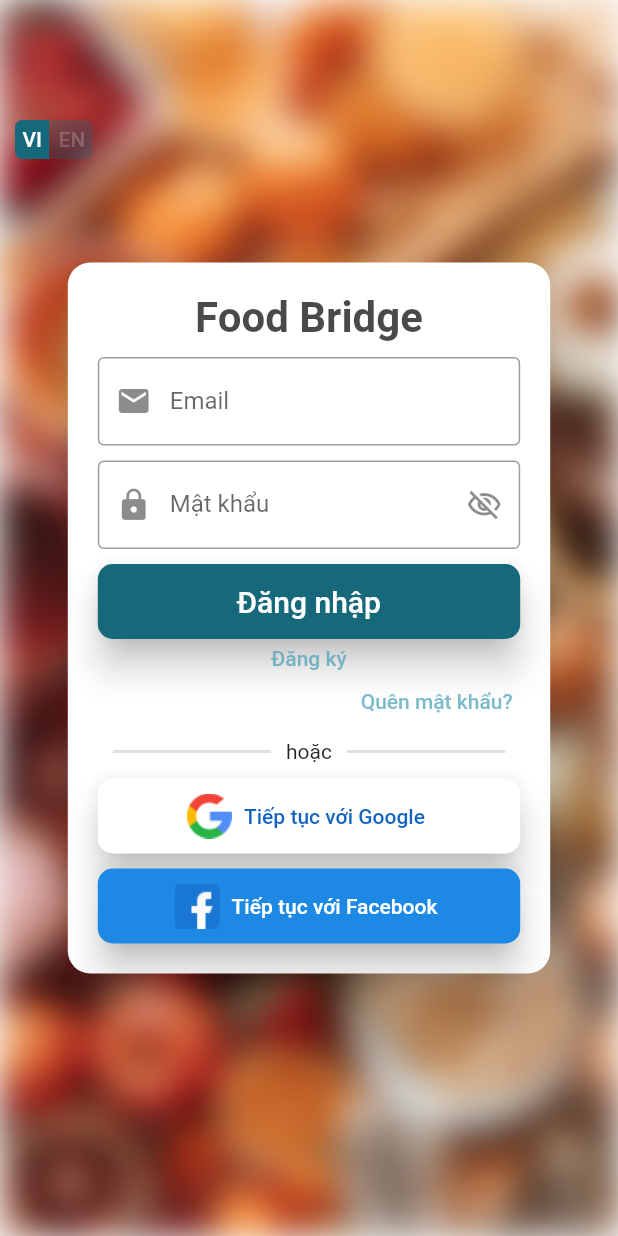
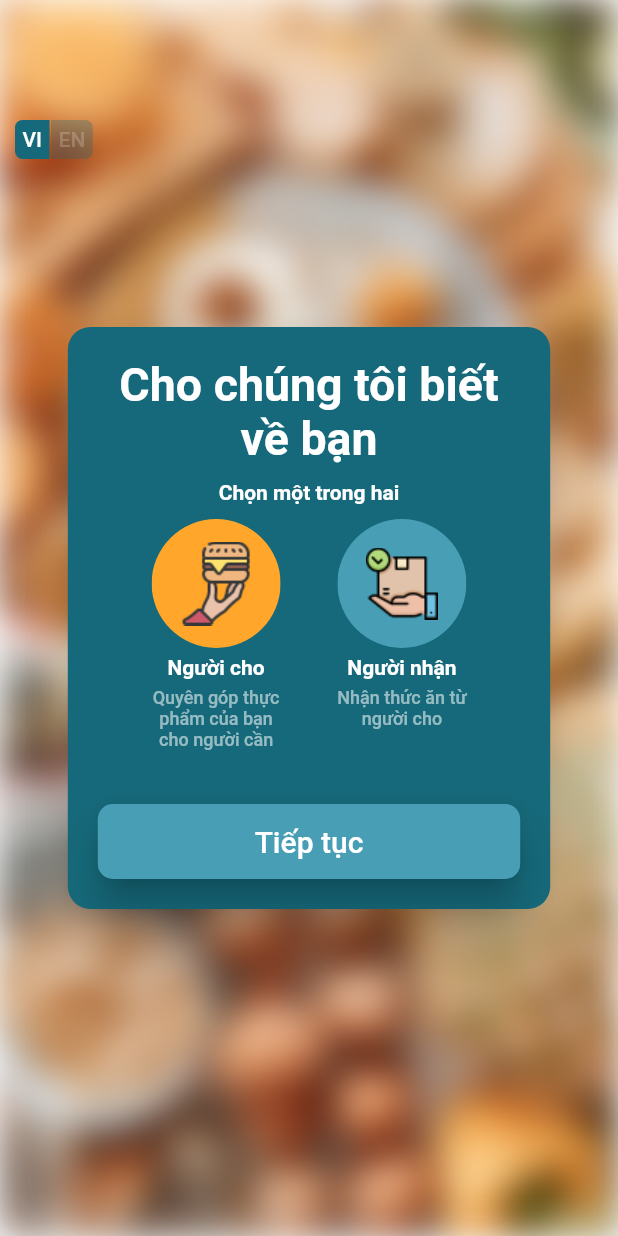
Before and after one commit to ShikamaruBH/FoodBridge, a Flutter app: the screen it shows after launch, on a phone screen of 412 x 824 dp. Run offline on Flutter 3.47's test engine with Material 2 defaults, Android fonts, the phone set to English and light mode, and no system bars; drawn by our look-alikes of flutter_form_builder; our stand-ins replace firebase_auth, firebase_core, form_builder_validators, shared_preferences; accounts and stored records are empty.

Commit message:
Role selection screen

```diff
--- /dev/null
+++ b/lib/controller/rolebuttoncontroller.dart
@@ -0,0 +1,17 @@
+import 'package:flutter/material.dart';
+
+class RoleButtonController extends ChangeNotifier {
+  static final RoleButtonController _instance =
+      RoleButtonController._internal();
+  String currentRole = 'donor';
+  RoleButtonController._internal();
+
+  factory RoleButtonController() {
+    return _instance;
+  }
+
+  void setRole(String role) {
+    currentRole = role;
+    notifyListeners();
+  }
+}
--- a/lib/main.dart
+++ b/lib/main.dart
@@ -1,6 +1,7 @@
 import 'package:flutter/material.dart';
 import 'package:food_bridge/controller/firebasecontroller.dart';
-import 'package:food_bridge/view/login.dart';
+import 'package:food_bridge/view/chooserole.dart';
+// import 'package:food_bridge/view/login.dart';
 
 void main() async {
   WidgetsFlutterBinding.ensureInitialized();
@@ -21,7 +22,7 @@ class MyApp extends StatelessWidget {
           secondary: const Color(0xff489FB5),
         ),
       ),
-      home: LoginPage(),
+      home: ChooseRoleScreen(),
     );
   }
 }
--- a/lib/model/designmanagement.dart
+++ b/lib/model/designmanagement.dart
@@ -2,8 +2,10 @@ import 'package:flutter/material.dart';
 import 'package:food_bridge/controller/localizationcontroller.dart';
 
 class ColorManagement {
-  static final titleColor = Colors.black.withOpacity(0.71);
-  static final descriptionColor = Colors.black.withOpacity(0.55);
+  static final titleColorDark = Colors.black.withOpacity(0.71);
+  static final descriptionColorDark = Colors.black.withOpacity(0.55);
+  static final descriptionColorLight = Colors.white.withOpacity(0.55);
+  static const selectedColor = Color(0xffFFA62B);
   static const materialStateWhite = MaterialStatePropertyAll(Colors.white);
   static final materialStateWhiteInactive =
       MaterialStatePropertyAll(Colors.white.withOpacity(0.2));
@@ -11,13 +13,18 @@ class ColorManagement {
 
 class StyleManagement {
   static final titleTextStyle = TextStyle(
-    color: ColorManagement.titleColor,
+    color: ColorManagement.titleColorDark,
     fontSize: 28,
     fontWeight: FontWeight.bold,
   );
-  static final descriptionTextStyle = TextStyle(
-    color: ColorManagement.descriptionColor,
+  static final descriptionTextStyleDark = TextStyle(
+    color: ColorManagement.descriptionColorDark,
     fontSize: 18,
+    fontWeight: FontWeight.w500,
+  );
+  static final descriptionTextStyleLight = TextStyle(
+    color: ColorManagement.descriptionColorLight,
+    fontSize: 12,
     fontWeight: FontWeight.w500,
   );
   static final textButtonStyle = TextButton.styleFrom(
--- a/lib/model/localizations.dart
+++ b/lib/model/localizations.dart
@@ -67,6 +67,34 @@ Map<String, dynamic> appLocalizations = {
     "en": "Error",
     "vi": "Lỗi",
   },
+  "choose-role-title": {
+    "en": "Tell us about you",
+    "vi": "Cho chúng tôi biết về bạn",
+  },
+  "choose-role-description": {
+    "en": "Choose one",
+    "vi": "Chọn một trong hai",
+  },
+  "next-button-title": {
+    "en": "Next",
+    "vi": "Tiếp tục",
+  },
+  "donor-text": {
+    "en": "Donor",
+    "vi": "Người cho",
+  },
+  "donor-description": {
+    "en": "Donate your food for needy",
+    "vi": "Quyên góp thực phẩm của bạn cho người cần",
+  },
+  "recipient-text": {
+    "en": "Recipient",
+    "vi": "Người nhận",
+  },
+  "recipient-description": {
+    "en": "Receive food from Donor",
+    "vi": "Nhận thức ăn từ người cho",
+  },
   "forgot-password-title": {
     "en": "Forgot password?",
     "vi": "Quên mật khẩu?",
--- /dev/null
+++ b/lib/view/chooserole.dart
@@ -0,0 +1,188 @@
+import 'dart:ui';
+
+import 'package:flutter/material.dart';
+import 'package:flutter_form_builder/flutter_form_builder.dart';
+import 'package:food_bridge/controller/authcontroller.dart';
+import 'package:food_bridge/controller/localizationcontroller.dart';
+import 'package:food_bridge/model/designmanagement.dart';
+import 'package:food_bridge/view/dialogs.dart';
+import 'package:food_bridge/view/languageswitch.dart';
+import 'package:food_bridge/view/roleselectcolumn.dart';
+import 'package:provider/provider.dart';
+
+class ChooseRoleScreen extends StatelessWidget {
+  final _formKey = GlobalKey<FormBuilderState>();
+  ChooseRoleScreen({super.key});
+
+  void next(context) {
+    _formKey.currentState!.save();
+    if (_formKey.currentState!.validate()) {
+      Map<String, dynamic> data = _formKey.currentState!.value;
+      showDialog(
+        barrierDismissible: false,
+        context: context,
+        builder: (context) => const LoadingDialog(),
+      );
+      AuthController().register({
+        "fullname": data["fullname"].trim(),
+        "email": data["email"].trim(),
+        "password": data["password"].trim(),
+      }).then((result) {
+        Navigator.pop(context);
+        if (result['success']) {
+          showDialog(
+            barrierDismissible: false,
+            context: context,
+            builder: (context) => const SuccessDialog(),
+          );
+        } else {
+          showDialog(
+            barrierDismissible: false,
+            context: context,
+            builder: (context) => ErrorDialog(result['err']),
+          );
+        }
+      }).catchError((err) {
+        Navigator.pop(context);
+        showDialog(
+          barrierDismissible: false,
+          context: context,
+          builder: (context) => ErrorDialog(err),
+        );
+      });
+    }
+  }
+
+  @override
+  Widget build(BuildContext context) {
+    return Scaffold(
+      body: ChangeNotifierProvider.value(
+        value: LocalizationController(),
+        child: Consumer<LocalizationController>(
+          builder: (__, localeController, _) => Stack(
+            alignment: Alignment.center,
+            children: [
+              ImageFiltered(
+                imageFilter: ImageFilter.blur(sigmaX: 12, sigmaY: 12),
+                child: Container(
+                  foregroundDecoration: const BoxDecoration(
+                    image: DecorationImage(
+                      alignment: Alignment(-0.2, 1),
+                      image: AssetImage("assets/images/foods.jpg"),
+                      fit: BoxFit.cover,
+                    ),
+                  ),
+                ),
+              ),
+              Positioned(
+                left: 10,
+                top: 80,
+                child: LaguageSwitchWidget(localeController),
+              ),
+              ConstrainedBox(
+                constraints: const BoxConstraints(maxWidth: 480),
+                child: FractionallySizedBox(
+                  widthFactor: 0.8,
+                  child: SingleChildScrollView(
+                    scrollDirection: Axis.vertical,
+                    child: Card(
+                      shape: RoundedRectangleBorder(
+                        borderRadius: BorderRadius.circular(15.0),
+                      ),
+                      color: Theme.of(context).colorScheme.primary,
+                      elevation: 20,
+                      child: SizedBox(
+                        width: 300,
+                        child: Padding(
+                          padding: const EdgeInsets.all(20),
+                          child: Column(
+                            mainAxisAlignment: MainAxisAlignment.center,
+                            mainAxisSize: MainAxisSize.min,
+                            children: [
+                              FormBuilder(
+                                key: _formKey,
+                                child: Column(
+                                  mainAxisAlignment: MainAxisAlignment.center,
+                                  mainAxisSize: MainAxisSize.min,
+                                  children: [
+                                    Text(
+                                      localeController
+                                          .getTranslate('choose-role-title'),
+                                      textAlign: TextAlign.center,
+                                      style: const TextStyle(
+                                        fontWeight: FontWeight.bold,
+                                        fontSize: 31,
+                                        color: Colors.white,
+                                      ),
+                                    ),
+                                    const SizedBox(
+                                      height: 10,
+                                    ),
+                                    Text(
+                                      localeController.getTranslate(
+                                          'choose-role-description'),
+                                      style: const TextStyle(
+                                        fontSize: 14,
+                                        fontWeight: FontWeight.bold,
+                                        color: Colors.white,
+                                      ),
+                                    ),
+                                    const SizedBox(
+                                      height: 10,
+                                    ),
+                                    Row(
+                                      mainAxisAlignment:
+                                          MainAxisAlignment.spaceEvenly,
+                                      children: [
+                                        SelectRoleColumn(
+                                            "assets/images/give.png",
+                                            'donor',
+                                            'donor-text',
+                                            'donor-description',
+                                            localeController,
+                                            false),
+                                        SelectRoleColumn(
+                                            "assets/images/receive.png",
+                                            'recipient',
+                                            'recipient-text',
+                                            'recipient-description',
+                                            localeController,
+                                            true)
+                                      ],
+                                    ),
+                                    const SizedBox(
+                                      height: 10,
+                                    ),
+                                    ElevatedButton(
+                                      onPressed: () => next(context),
+                                      style: StyleManagement.elevatedButtonStyle
+                                          .copyWith(
+                                              backgroundColor:
+                                                  MaterialStatePropertyAll(
+                                                      Theme.of(context)
+                                                          .colorScheme
+                                                          .secondary)),
+                                      child: Text(
+                                        localeController
+                                            .getTranslate('next-button-title'),
+                                        style: const TextStyle(fontSize: 20),
+                                      ),
+                                    ),
+                                  ],
+                                ),
+                              ),
+                            ],
+                          ),
+                        ),
+                      ),
+                    ),
+                  ),
+                ),
+              )
+            ],
+          ),
+        ),
+      ),
+    );
+  }
+}
--- a/lib/view/forgotpassword.dart
+++ b/lib/view/forgotpassword.dart
@@ -84,8 +84,8 @@ class ForgotPasswordPage extends StatelessWidget {
                                       localeController.getTranslate(
                                           'forgot-password-description'),
                                       textAlign: TextAlign.center,
-                                      style:
-                                          StyleManagement.descriptionTextStyle,
+                                      style: StyleManagement
+                                          .descriptionTextStyleDark,
                                     ),
                                     const SizedBox(
                                       height: 10,
--- /dev/null
+++ b/lib/view/roleselectbutton.dart
@@ -0,0 +1,51 @@
+import 'package:flutter/material.dart';
+import 'package:food_bridge/controller/rolebuttoncontroller.dart';
+import 'package:food_bridge/model/designmanagement.dart';
+import 'package:provider/provider.dart';
+
+class RoleSelectButton extends StatelessWidget {
+  final String imagePath;
+  final String role;
+  final bool mirror;
+  const RoleSelectButton(
+    this.imagePath,
+    this.role,
+    this.mirror, {
+    super.key,
+  });
+
+  Color getColor(RoleButtonController controller, context) {
+    return controller.currentRole == role
+        ? ColorManagement.selectedColor
+        : Theme.of(context).colorScheme.secondary;
+  }
+
+  @override
+  Widget build(BuildContext context) {
+    return ClipOval(
+      child: ChangeNotifierProvider.value(
+        value: RoleButtonController(),
+        child: Consumer<RoleButtonController>(
+          builder: (_, controller, __) => Material(
+            color: getColor(controller, context), // Button color
+            child: InkWell(
+              splashColor: Colors.white.withOpacity(0.5), // Splash color
+              onTap: () {
+                controller.setRole(role);
+              },
+              child: Padding(
+                padding: const EdgeInsets.all(15),
+                child: SizedBox(
+                    width: 56,
+                    height: 56,
+                    child: Transform.scale(
+                        scaleX: mirror ? -1 : 1,
+                        child: Image.asset(imagePath))),
+              ),
+            ),
+          ),
+        ),
+      ),
+    );
+  }
+}
--- /dev/null
+++ b/lib/view/roleselectcolumn.dart
@@ -0,0 +1,53 @@
+import 'package:flutter/material.dart';
+import 'package:food_bridge/controller/localizationcontroller.dart';
+import 'package:food_bridge/model/designmanagement.dart';
+import 'package:food_bridge/view/roleselectbutton.dart';
+
+class SelectRoleColumn extends StatelessWidget {
+  final LocalizationController localeController;
+  final String imgPath;
+  final String title;
+  final String desc;
+  final String role;
+  final bool mirror;
+
+  const SelectRoleColumn(
+    this.imgPath,
+    this.role,
+    this.title,
+    this.desc,
+    this.localeController,
+    this.mirror, {
+    super.key,
+  });
+
+  @override
+  Widget build(BuildContext context) {
+    return SizedBox(
+      width: 90,
+      height: 180,
+      child: Column(
+        mainAxisAlignment: MainAxisAlignment.start,
+        children: [
+          RoleSelectButton(imgPath, role, mirror),
+          const SizedBox(
+            height: 5,
+          ),
+          Text(
+            localeController.getTranslate(title),
+            style: const TextStyle(
+                fontSize: 14, color: Colors.white, fontWeight: FontWeight.bold),
+          ),
+          const SizedBox(
+            height: 5,
+          ),
+          Text(
+            localeController.getTranslate(desc),
+            textAlign: TextAlign.center,
+            style: StyleManagement.descriptionTextStyleLight,
+          ),
+        ],
+      ),
+    );
+  }
+}
```
Also changed, not shown: assets/images/give.png (added), assets/images/receive.png (added).
